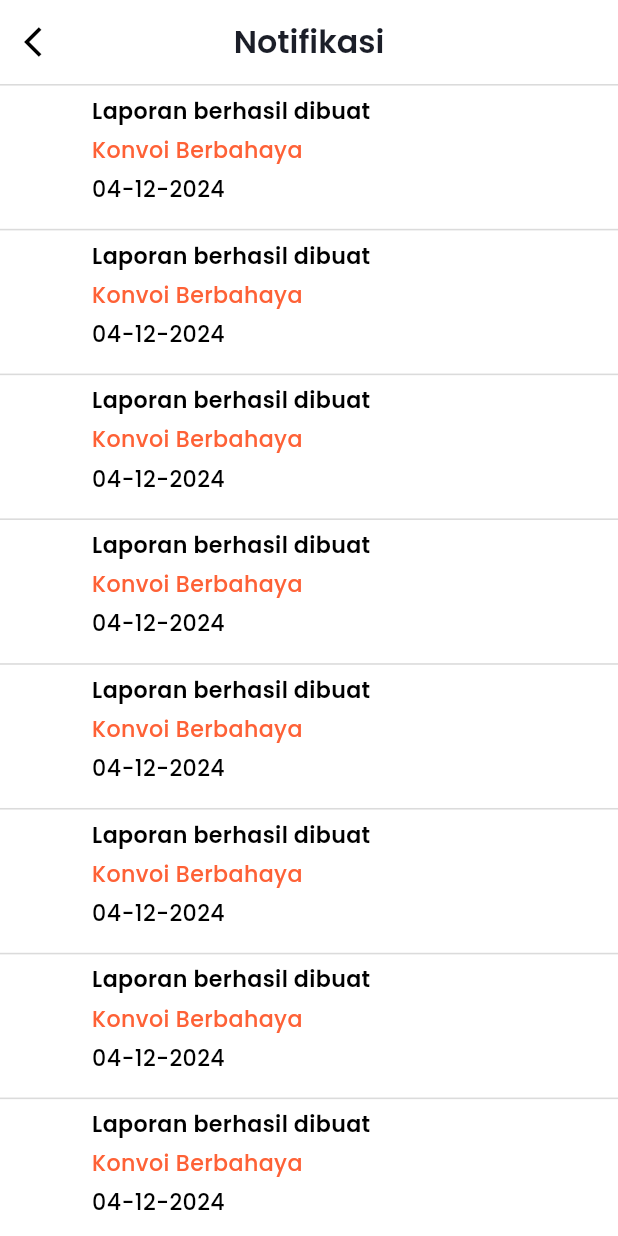
After one commit to favjiw/amanin, a Flutter app: the NotificationScreen screen opened by its route, on a phone screen of 412 x 824 dp. The commit adds this screen. Run offline on Flutter 3.47's test engine with Material 3 defaults, Android fonts, the light colour scheme and no system bars; our stand-ins replace flutter_map, flutter_screenutil, google_fonts, hexcolor, latlong2, location.

Commit message:
slice notification page

```diff
--- a/lib/home/HomeScreen.dart
+++ b/lib/home/HomeScreen.dart
@@ -33,7 +33,9 @@ class _HomescreenState extends State<Homescreen> {
                     style: homeWelcome,
                   ),
                   InkWell(
-                      onTap: () {},
+                      onTap: () {
+                        Navigator.pushNamed(context, '/notification');
+                      },
                       child: Image.asset(
                         Assets.assetsNotifNoneIc,
                         width: 31.34.w,
--- a/lib/main.dart
+++ b/lib/main.dart
@@ -7,6 +7,7 @@ import 'package:mobile_flutter3/home/HomeScreen.dart';
 import 'package:mobile_flutter3/laporan/create_laporan_screen.dart';
 import 'package:mobile_flutter3/laporan/detail_laporan_screen.dart';
 import 'package:mobile_flutter3/maps/maps_screen.dart';
+import 'package:mobile_flutter3/notification/notification_screen.dart';
 import 'package:mobile_flutter3/profile/ProfileScreen.dart';
 import 'package:mobile_flutter3/shared/Botnavbar.dart';
 import 'package:mobile_flutter3/splash/splash_screen.dart';
@@ -48,6 +49,7 @@ class _MainAppState extends State<MainApp> {
             '/profile': (context) => ProfileScreen(),
             '/createLaporan': (context) => CreateLaporanScreen(),
             '/detailLaporan': (context) => DetailLaporanScreen(),
+            '/notification': (context) => NotificationScreen(),
           },
         );
       },
--- /dev/null
+++ b/lib/notification/notification_screen.dart
@@ -0,0 +1,70 @@
+import 'package:flutter/material.dart';
+import 'package:flutter_screenutil/flutter_screenutil.dart';
+import 'package:hexcolor/hexcolor.dart';
+import 'package:mobile_flutter3/shared/style.dart';
+
+class NotificationScreen extends StatefulWidget {
+  const NotificationScreen({super.key});
+
+  @override
+  State<NotificationScreen> createState() => _NotificationScreenState();
+}
+
+class _NotificationScreenState extends State<NotificationScreen> {
+  @override
+  Widget build(BuildContext context) {
+    return Scaffold(
+      backgroundColor: Colors.white,
+      appBar: AppBar(
+        backgroundColor: Colors.white,
+        centerTitle: true,
+        title: Text(
+          'Notifikasi',
+        ),
+        titleTextStyle: appBar,
+        leading: IconButton(
+          icon: Icon(
+            Icons.arrow_back_ios,
+            color: HexColor('#000000'),
+          ),
+          onPressed: () {
+            // Handle button press
+            Navigator.pop(context);
+          },
+        ),
+      ),
+      body: ListView.builder(
+        padding: EdgeInsets.zero,
+        itemCount: 20,
+        itemBuilder: (context, index){
+          return Column(
+            children: [
+              Container(
+                width: 1.sw,
+                padding: EdgeInsets.symmetric(horizontal: 58.w, vertical: 6.h),
+                decoration: BoxDecoration(
+                  border: Border(
+                    top: BorderSide(color: Colors.black.withOpacity(0.14), width: 1.w),
+                  ),
+                ),
+                child: Column(
+                  mainAxisSize: MainAxisSize.max,
+                  crossAxisAlignment: CrossAxisAlignment.start,
+                  mainAxisAlignment: MainAxisAlignment.start,
+                  children: [
+                    Text('Laporan berhasil dibuat', style: detailLabel,),
+                    SizedBox(height: 5.h,),
+                    Text('Konvoi Berbahaya', style: detailStatus,),
+                    SizedBox(height: 5.h,),
+                    Text('04-12-2024', style: detailValue,)
+                  ],
+                ),
+              ),
+              SizedBox(height: 10.h,),
+            ],
+          );
+        },
+      ),
+    );
+  }
+}
```
